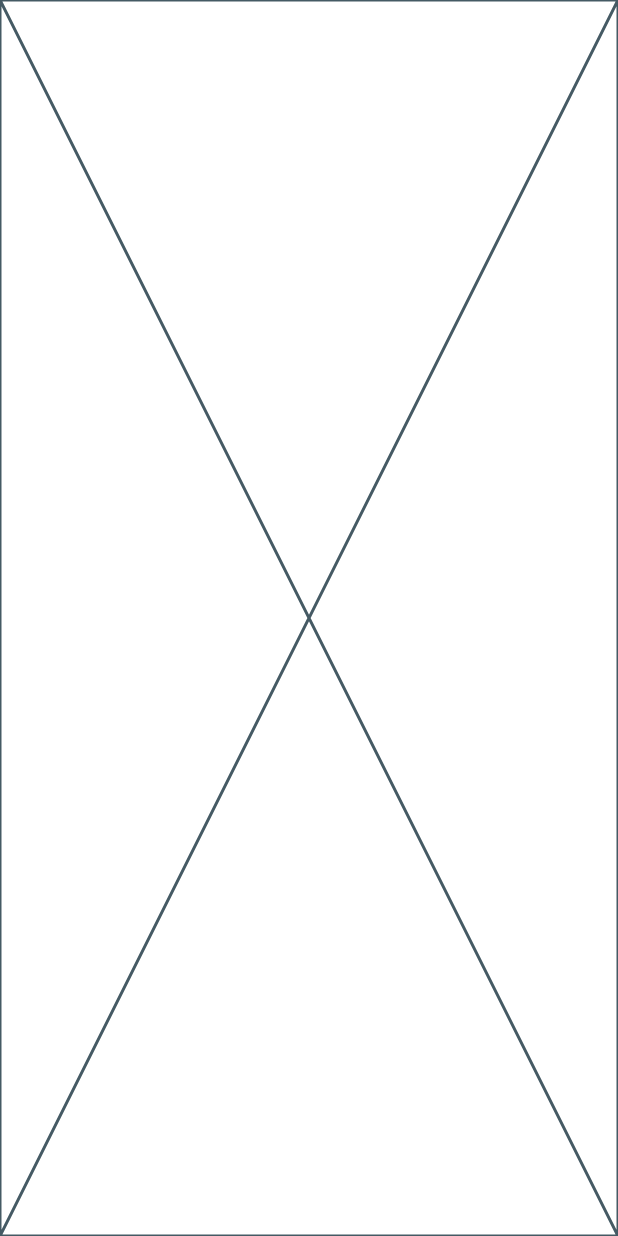
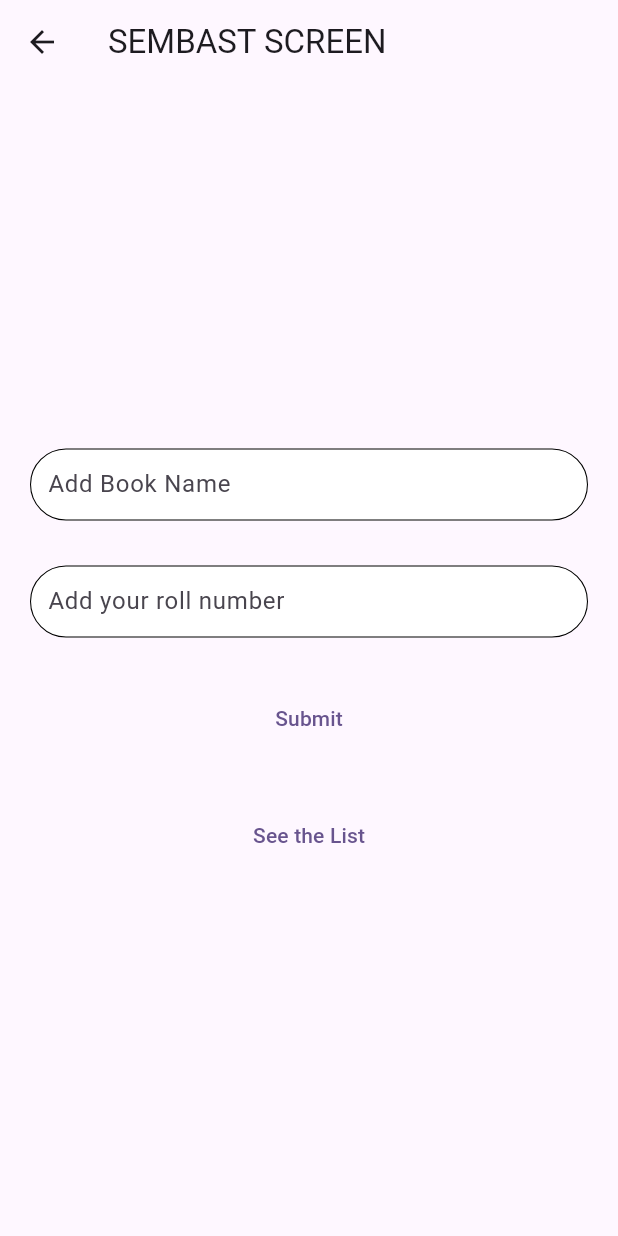
Before and after one commit to alfiansyahnz/flutter-bloc, a Flutter app: the screen it shows after launch, after a tap on "Sembast Example", on a phone screen of 412 x 824 dp. Run offline on Flutter 3.47's test engine with Material 3 defaults, Android fonts, the phone set to English and light mode, and no system bars; our stand-ins replace sembast.

Commit message:
feat: new sembast feature

```diff
--- /dev/null
+++ b/lib/sembast/dao/books_dao.dart
@@ -0,0 +1,33 @@
+import 'package:sembast/sembast.dart';
+
+import '../db/database.dart';
+import '../model/books.model.dart';
+
+class BooksDao {
+  static const String folderName = "Books";
+  final _booksFolder = intMapStoreFactory.store(folderName);
+
+  Future<Database> get _db async => await AppDatabase.instance.database;
+
+  Future insertBooks(Books books) async {
+    await _booksFolder.add(await _db, books.toJson());
+  }
+
+  Future updateBooks(Books books) async {
+    final finder = Finder(filter: Filter.byKey(books.rollNo));
+    await _booksFolder.update(await _db, books.toJson(), finder: finder);
+  }
+
+  Future delete(Books books) async {
+    final finder = Finder(filter: Filter.byKey(books.rollNo));
+    await _booksFolder.delete(await _db, finder: finder);
+  }
+
+  Future<List<Books>> getAllBooks() async {
+    final recordSnapshot = await _booksFolder.find(await _db);
+    return recordSnapshot.map((snapshot) {
+      final books = Books.fromJson(snapshot.value);
+      return books;
+    }).toList();
+  }
+}
--- /dev/null
+++ b/lib/sembast/model/books.model.dart
@@ -0,0 +1,28 @@
+class Books {
+  int rollNo;
+  String name;
+
+  Books({
+    this.rollNo = 0,
+    this.name = '',
+  });
+
+  factory Books.fromJson(Map<String, dynamic> json) => Books(
+        rollNo: json["rollNo"],
+        name: json["name"],
+      );
+
+  Map<String, dynamic> toJson() => {
+        "rollNo": rollNo,
+        "name": name,
+      };
+
+  @override
+  String toString() {
+    return """
+    id: $rollNo,
+    name: $name
+    ----------------------------------
+    """;
+  }
+}
--- a/lib/sembast/sembast_screen.dart
+++ b/lib/sembast/sembast_screen.dart
@@ -1,4 +1,8 @@
 import 'package:flutter/material.dart';
+
+import 'books_list.dart';
+import 'dao/books_dao.dart';
+import 'model/books.model.dart';
 
 class SembastScreen extends StatefulWidget {
   const SembastScreen({super.key});
@@ -8,8 +12,107 @@ class SembastScreen extends StatefulWidget {
 }
 
 class _SembastScreenState extends State<SembastScreen> {
+  TextEditingController nameController = TextEditingController();
+  TextEditingController markController = TextEditingController();
+  BooksDao dau = BooksDao();
   @override
   Widget build(BuildContext context) {
-    return const Placeholder();
+    return Scaffold(
+        appBar: AppBar(
+          title: const Text('SEMBAST SCREEN'),
+        ),
+        body: Container(
+          margin: const EdgeInsets.only(left: 20, right: 20),
+          child: Column(
+            mainAxisAlignment: MainAxisAlignment.center,
+            children: [
+              TextFormField(
+                controller: nameController,
+                textAlign: TextAlign.start,
+                onFieldSubmitted: (val) {},
+                style: const TextStyle(),
+                decoration: InputDecoration(
+                  fillColor: Colors.white,
+                  filled: true,
+                  hintText: "Add Book Name",
+                  labelStyle: const TextStyle(
+                    fontSize: 17,
+                  ),
+                  contentPadding: const EdgeInsets.all(8),
+                  border: OutlineInputBorder(
+                    borderRadius: BorderRadius.circular(30),
+                    borderSide: const BorderSide(width: 0.7),
+                  ),
+                  focusedBorder: OutlineInputBorder(
+                    borderRadius: BorderRadius.circular(30),
+                    borderSide: const BorderSide(width: 0.7),
+                  ),
+                  enabledBorder: OutlineInputBorder(
+                    borderRadius: BorderRadius.circular(30),
+                    borderSide: const BorderSide(width: 0.7),
+                  ),
+                ),
+              ),
+              const SizedBox(
+                height: 30,
+              ),
+              TextFormField(
+                controller: markController,
+                textAlign: TextAlign.start,
+                onFieldSubmitted: (val) {},
+                keyboardType: const TextInputType.numberWithOptions(),
+                style: const TextStyle(),
+                decoration: InputDecoration(
+                  fillColor: Colors.white,
+                  filled: true,
+                  hintText: "Add your roll number",
+                  labelStyle: const TextStyle(
+                    fontSize: 17,
+                  ),
+                  contentPadding: const EdgeInsets.all(8),
+                  border: OutlineInputBorder(
+                    borderRadius: BorderRadius.circular(30),
+                    borderSide: const BorderSide(width: 0.7),
+                  ),
+                  focusedBorder: OutlineInputBorder(
+                    borderRadius: BorderRadius.circular(30),
+                    borderSide: const BorderSide(width: 0.7),
+                  ),
+                  enabledBorder: OutlineInputBorder(
+                    borderRadius: BorderRadius.circular(30),
+                    borderSide: const BorderSide(width: 0.7),
+                  ),
+                ),
+              ),
+              const SizedBox(
+                height: 30,
+              ),
+              TextButton(
+                onPressed: () {
+                  dau.insertBooks(Books(
+                      name: nameController.text,
+                      rollNo: int.parse(markController.text)));
+                  nameController.clear();
+                  markController.clear();
+                },
+                child: const Text(
+                  "Submit",
+                ),
+              ),
+              const SizedBox(
+                height: 30,
+              ),
+              TextButton(
+                onPressed: () {
+                  Navigator.push(context,
+                      MaterialPageRoute(builder: (context) => BooksList()));
+                },
+                child: const Text(
+                  "See the List",
+                ),
+              )
+            ],
+          ),
+        ));
   }
 }
--- a/pubspec.yaml
+++ b/pubspec.yaml
@@ -30,6 +30,8 @@ environment:
 dependencies:
   flutter:
     sdk: flutter
+  path_provider: ^2.1.2
+  sembast: ^3.6.0
 
 
   # The following adds the Cupertino Icons font to your application.
```
Also changed, not shown: lib/async/async_screen.dart (+6 -1 lines), lib/bloc/bloc_screen.dart (+6 -1 lines), lib/main.dart (+0 -15 lines), lib/sembast/books_list.dart (added, +52 -0 lines), lib/sembast/db/database.dart (added, +51 -0 lines), pubspec.lock.
